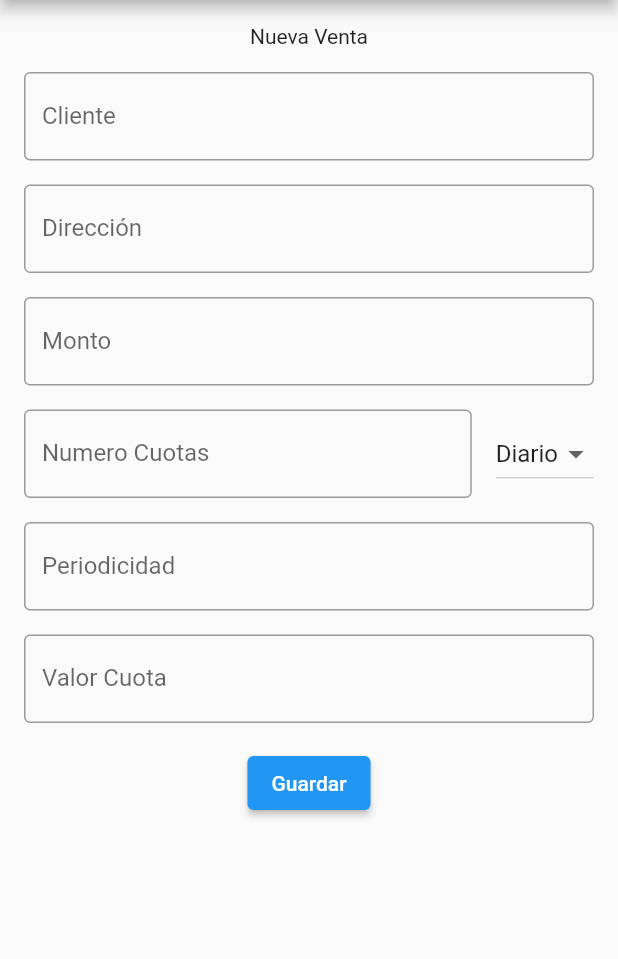
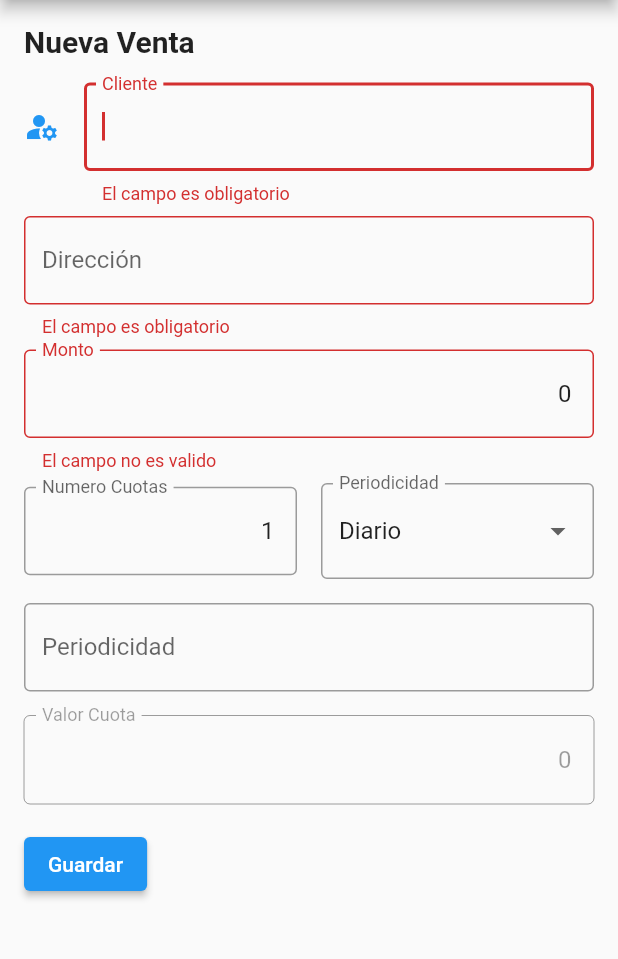
Before and after one commit to coscristian/Sales-App, a Flutter app: the NewSalePage screen opened directly, after a tap on "Guardar", on a phone screen of 412 x 824 dp, the part 84-1043 px from its top. Run offline on Flutter 3.47's test engine with Material 2 defaults, Android fonts, the light colour scheme and no system bars.

Commit message:
Commit new_sale page finished

```diff
--- a/lib/pages/new_sale.dart
+++ b/lib/pages/new_sale.dart
@@ -12,56 +12,51 @@ class NewSalePage extends StatelessWidget {
       body: SingleChildScrollView(
         child: Padding(
           padding: const EdgeInsets.all(16.0),
-          child: Column(children: <Widget>[
-            const Text("Nueva Venta"),
-            const SizedBox(
-              height: 16,
+          child: _formulario(context),
         ),
-            const TextField(
-              decoration: InputDecoration(
-                border: OutlineInputBorder(),
-                labelText: 'Cliente',
+      ),
+    );
+  }
+
+  Widget _formulario(BuildContext context) {
+    final formKey = GlobalKey<FormState>();
+
+    return Form(
+      key: formKey,
+      child: Column(
+        children: [
+          Column(
+            crossAxisAlignment: CrossAxisAlignment.start,
+            children: <Widget>[
+              const Text(
+                "Nueva Venta",
+                style: TextStyle(
+                  fontSize: 20,
+                  fontWeight: FontWeight.bold,
                 ),
               ),
               const SizedBox(
                 height: 16,
               ),
-            const TextField(
-              decoration: InputDecoration(
-                border: OutlineInputBorder(),
-                labelText: 'Dirección',
+              _campoCliente(),
+              const SizedBox(
+                height: 8,
               ),
+              _campoDireccion(),
+              const SizedBox(
+                height: 8,
               ),
+              _campoMonto(),
               const SizedBox(
-              height: 16,
-            ),
-            const TextField(
-              decoration: InputDecoration(
-                border: OutlineInputBorder(),
-                labelText: 'Monto',
-              ),
-            ),
-            const SizedBox(
-              height: 16,
+                height: 8,
               ),
               Row(
                 children: [
-                const Expanded(
-                  child: TextField(
-                    decoration: InputDecoration(
-                      border: OutlineInputBorder(),
-                      labelText: 'Numero Cuotas',
-                    ),
-                  ),
-                ),
+                  _numeroCuotas(),
                   const SizedBox(
                     width: 16,
                   ),
-                DropdownButton(items: const [
-                  DropdownMenuItem(
-                    child: Text("Diario"),
-                  ),
-                ], onChanged: (value) {}),
+                  _periodicidad(),
                 ],
               ),
               const SizedBox(
@@ -76,18 +71,140 @@ class NewSalePage extends StatelessWidget {
               const SizedBox(
                 height: 16,
               ),
-            const TextField(
-              decoration: InputDecoration(
-                border: OutlineInputBorder(),
-                labelText: 'Valor Cuota',
-              ),
-            ),
+              _valorCuota(),
               const SizedBox(
                 height: 16,
               ),
-            ElevatedButton(onPressed: () {}, child: const Text("Guardar")),
-          ]),
+              ElevatedButton(
+                  onPressed: () {
+                    if (formKey.currentState!.validate()) {
+                      // TODO: Guardar los datos en la BD
+                      ScaffoldMessenger.of(context).showSnackBar(
+                        const SnackBar(
+                          content: Text("Venta realizada con exito"),
                         ),
+                      );
+                      // Volver a la pantalla anterior
+                      Navigator.pop(context);
+                    }
+                  },
+                  child: const Text("Guardar")),
+            ],
+          ),
+        ],
+      ),
+    );
+  }
+
+  Widget _campoCliente() {
+    return TextFormField(
+      autofocus: true,
+      keyboardType: TextInputType.name,
+      decoration: const InputDecoration(
+        icon: Icon(Icons.manage_accounts),
+        border: OutlineInputBorder(),
+        labelText: 'Cliente',
+      ),
+      validator: (value) {
+        if (value == null || value.isEmpty) {
+          return "El campo es obligatorio";
+        }
+        return null;
+      },
+    );
+  }
+
+  Widget _campoDireccion() {
+    return TextFormField(
+      keyboardType: TextInputType.streetAddress,
+      decoration: const InputDecoration(
+        border: OutlineInputBorder(),
+        labelText: 'Dirección',
+      ),
+      validator: (value) {
+        if (value == null || value.isEmpty) {
+          return "El campo es obligatorio";
+        }
+        return null;
+      },
+    );
+  }
+
+  Widget _campoMonto() {
+    return TextFormField(
+      initialValue: "0",
+      textAlign: TextAlign.right,
+      keyboardType: TextInputType.number,
+      decoration: const InputDecoration(
+        border: OutlineInputBorder(),
+        labelText: 'Monto',
+      ),
+      validator: (value) {
+        if (value == null || value.isEmpty) {
+          return "El campo es obligatorio";
+        }
+        if (int.parse(value) < 1) {
+          return "El campo no es valido";
+        }
+        return null;
+      },
+    );
+  }
+
+  Widget _numeroCuotas() {
+    return Expanded(
+      child: TextFormField(
+        initialValue: "1",
+        textAlign: TextAlign.right,
+        keyboardType: TextInputType.number,
+        decoration: const InputDecoration(
+          border: OutlineInputBorder(),
+          labelText: 'Numero Cuotas',
+        ),
+        validator: (value) {
+          if (value == null || value.isEmpty) {
+            return "El campo es obligatorio";
+          }
+          if (int.parse(value) < 1) {
+            return "El campo no es valido";
+          }
+          return null;
+        },
+      ),
+    );
+  }
+
+  Widget _periodicidad() {
+    var opciones = <String>["Diario", "Semanal", "Quincenal", "Mensual"];
+    var valor = opciones[0];
+
+    return Expanded(
+      child: DropdownButtonFormField(
+        value: valor,
+        decoration: const InputDecoration(
+          border: OutlineInputBorder(),
+          labelText: 'Periodicidad',
+        ),
+        items: opciones
+            .map<DropdownMenuItem<String>>(
+                (String value) => DropdownMenuItem<String>(
+                      value: value,
+                      child: Text(value),
+                    ))
+            .toList(),
+        onChanged: (value) {},
+      ),
+    );
+  }
+
+  Widget _valorCuota() {
+    return TextFormField(
+      enabled: false,
+      textAlign: TextAlign.right,
+      initialValue: "0",
+      decoration: const InputDecoration(
+        border: OutlineInputBorder(),
+        labelText: 'Valor Cuota',
       ),
     );
   }
--- a/lib/widgets/drawer.dart
+++ b/lib/widgets/drawer.dart
@@ -1,6 +1,6 @@
 import 'package:flutter/material.dart';
-import 'package:ventas/pages/cash_close.dart';
-import 'package:ventas/pages/payments.dart';
+import '../pages/cash_close.dart';
+import '../pages/payments.dart';
 
 class DrawerWidget extends StatelessWidget {
   const DrawerWidget({super.key});
```
Lines whose indentation alone changed are shown as unchanged.
